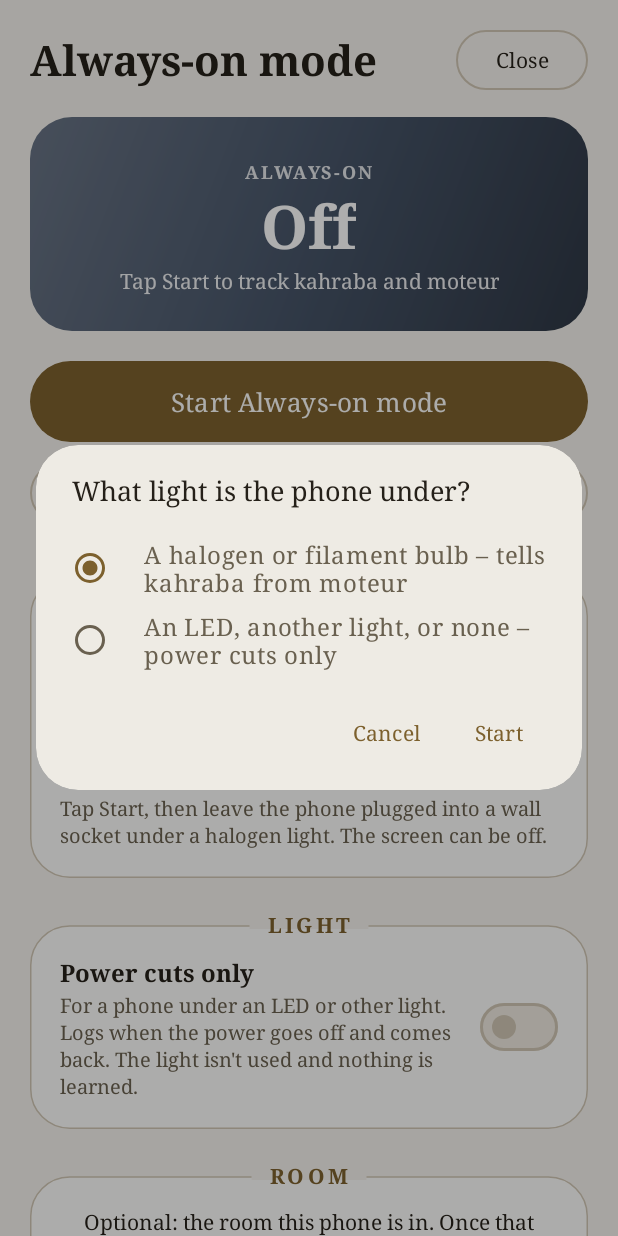
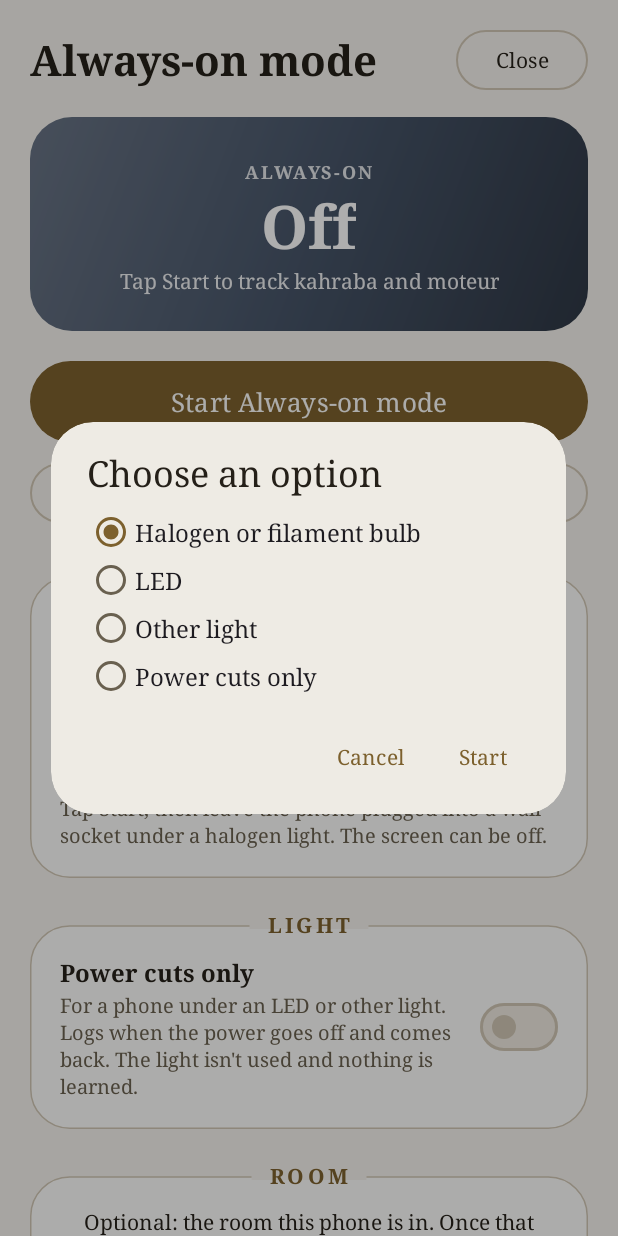
Before and after one commit to btpe831/Kahraba, an Android app: the MonitorActivity screen opened directly, with no data from a screen before it, after a tap on "Start Always-on mode", on a phone screen of 412 x 824 dp. Run offline under Robolectric (Android 15) with nearby library versions, the phone set to English and light mode, and no system bars.

Commit message:
Starting Always-on mode asks which light the phone is under (1.2.04)
Choose an option: halogen or filament bulb, LED, other light, or power cuts only. LED and other lights can't show kahraba or moteur, so they log power cuts only, with a short note saying so.

Co-Authored-By: Claude Opus 5.5 <noreply@anthropic.com>
Claude-Session: https://claude.ai/code/session_01PtKZYC5E2QmJcQQHCUJn71

```diff
--- a/app/src/main/assets/whats_new.txt
+++ b/app/src/main/assets/whats_new.txt
@@ -1,5 +1,8 @@
 # What's new in each version: shown in the app after an update, and on the download page.
 # Plain words about what's improved; no dates or times. Newest first.
+
+## 1.2.04
+- Starting Always-on mode now asks which light the phone is under: halogen, LED, other light, or power cuts only.
 
 ## 1.2.03
 - Always-on mode can now just log power cuts, for a phone under an LED or with no lamp. Choose it when you start, or turn on “Power cuts only”.
--- a/app/src/main/java/com/kahraba/power/HelpActivity.kt
+++ b/app/src/main/java/com/kahraba/power/HelpActivity.kt
@@ -128,7 +128,7 @@ class HelpActivity : ThemedActivity() {
                 • If the phone is picked up or moved, it stops judging the light until the phone has been still for 10 seconds (power cuts are still noticed). A move is never mistaken for kahraba coming back.
                 • If the phone moves and its charger comes off straight after (for example, it fell off its stand), that's not a power cut: it beeps and shows “Phone moved – please check”. Put it back and plug it in; it carries on from there.
                 • Beeps: 4 quick beeps = kahraba, 1 long beep = moteur, 3 pairs of beeps = phone moved.
-                • <b>No halogen light?</b> Choose “An LED, another light, or none” when you start, or turn on <b>Power cuts only</b>. It then just logs when the power goes off and comes back (1 long beep when it goes off, quick beeps when it's back). The light isn't used and nothing is learned.
+                • <b>No halogen light?</b> When you start, choose LED, Other light or Power cuts only, or turn on the <b>Power cuts only</b> switch. It then just logs when the power goes off and comes back (1 long beep when it goes off, quick beeps when it's back). The light isn't used and nothing is learned.
             """,
 
             "Privacy" to """
--- a/app/src/main/java/com/kahraba/power/MonitorActivity.kt
+++ b/app/src/main/java/com/kahraba/power/MonitorActivity.kt
@@ -69,7 +69,7 @@ class MonitorActivity : ThemedActivity() {
         }
         findViewById<MaterialSwitch>(R.id.cutsOnlySwitch).setOnCheckedChangeListener { _, on ->
             if (on != Prefs.powerCutsOnly(this)) {
-                Prefs.setPowerCutsOnly(this, on)
+                Prefs.setMonitorLight(this, if (on) Prefs.LIGHT_NONE else Prefs.LIGHT_HALOGEN)
                 render()
             }
         }
@@ -111,20 +111,54 @@ class MonitorActivity : ThemedActivity() {
         super.onDestroy()
     }
 
-    /** Asks what light the phone is under, then starts: full detection, or power cuts only. */
+    /**
+     * Asks what light the phone is under, then starts. Only a halogen or filament bulb shows
+     * kahraba or moteur; with anything else the app logs power cuts only.
+     */
     private fun chooseLightThenStart() {
-        var cutsOnly = Prefs.powerCutsOnly(this)
+        val dp = resources.displayMetrics.density
+        fun px(v: Int) = (v * dp).toInt()
+        val muted = android.util.TypedValue().also { theme.resolveAttribute(R.attr.appMuted, it, true) }.data
+        val options = listOf(
+            Prefs.LIGHT_HALOGEN to "Halogen or filament bulb",
+            Prefs.LIGHT_LED to "LED",
+            Prefs.LIGHT_OTHER to "Other light",
+            Prefs.LIGHT_NONE to "Power cuts only",
+        )
+        val note = TextView(this).apply {
+            text = "This light can't show kahraba or moteur, so the app will log power cuts only."
+            setTextColor(muted)
+            textSize = 14f
+            setPadding(0, px(8), 0, 0)
+        }
+        val group = android.widget.RadioGroup(this)
+        options.forEach { (key, label) ->
+            group.addView(android.widget.RadioButton(this).apply {
+                id = View.generateViewId()
+                tag = key
+                text = label
+                textSize = 16f
+                isChecked = key == Prefs.monitorLight(this@MonitorActivity)
+            })
+        }
+        fun chosen(): String = group.findViewById<View>(group.checkedRadioButtonId)?.tag as? String ?: Prefs.LIGHT_HALOGEN
+        fun showNote() {
+            val c = chosen()
+            note.visibility = if (c == Prefs.LIGHT_LED || c == Prefs.LIGHT_OTHER) View.VISIBLE else View.GONE
+        }
+        group.setOnCheckedChangeListener { _, _ -> showNote() }
+        showNote()
+        val box = LinearLayout(this).apply {
+            orientation = LinearLayout.VERTICAL
+            setPadding(px(24), px(8), px(24), 0)
+            addView(group)
+            addView(note)
+        }
         com.google.android.material.dialog.MaterialAlertDialogBuilder(this)
-            .setTitle("What light is the phone under?")
-            .setSingleChoiceItems(
-                arrayOf(
-                    "A halogen or filament bulb – tells kahraba from moteur",
-                    "An LED, another light, or none – power cuts only",
-                ),
-                if (cutsOnly) 1 else 0,
-            ) { _, which -> cutsOnly = which == 1 }
+            .setTitle("Choose an option")
+            .setView(box)
             .setPositiveButton("Start") { _, _ ->
-                Prefs.setPowerCutsOnly(this, cutsOnly)
+                Prefs.setMonitorLight(this, chosen())
                 askNotificationPermission()
                 monitoring = true
                 MonitorService.send(this, MonitorService.ACTION_START)
--- a/app/src/main/java/com/kahraba/power/Prefs.kt
+++ b/app/src/main/java/com/kahraba/power/Prefs.kt
@@ -51,8 +51,19 @@ object Prefs {
 
     fun powerCutsOnly(ctx: Context): Boolean = sp(ctx).getBoolean(POWER_CUTS_ONLY, false)
 
-    fun setPowerCutsOnly(ctx: Context, on: Boolean) {
-        sp(ctx).edit().putBoolean(POWER_CUTS_ONLY, on).apply()
+    /** The light Always-on mode's phone is under. Only halogen/filament shows kahraba or moteur. */
+    const val LIGHT_HALOGEN = "halogen"
+    const val LIGHT_LED = "led"
+    const val LIGHT_OTHER = "other"
+    const val LIGHT_NONE = "none"
+    private const val MONITOR_LIGHT = "monitor_light"
+
+    fun monitorLight(ctx: Context): String =
+        sp(ctx).getString(MONITOR_LIGHT, null) ?: if (powerCutsOnly(ctx)) LIGHT_NONE else LIGHT_HALOGEN
+
+    /** Saves the light, and turns power cuts only on for anything but a halogen or filament bulb. */
+    fun setMonitorLight(ctx: Context, light: String) {
+        sp(ctx).edit().putString(MONITOR_LIGHT, light).putBoolean(POWER_CUTS_ONLY, light != LIGHT_HALOGEN).apply()
     }
 
     /** Beep loudness as a share of the alarm channel's maximum: low, medium or full. */
--- a/gradle.properties
+++ b/gradle.properties
@@ -7,4 +7,4 @@ kotlin.code.style=official
 # Small updates: 1.0.01, 1.0.02 ... 1.0.10, then 1.1.0, 1.1.01 ... Bigger changes: ask the owner
 # first, and always confirm the version number with them before pushing.
 # Android updates use the build number, so this label never forces a reinstall.
-appVersion=1.2.03
+appVersion=1.2.04
```
Also changed, not shown: 1 other file.
